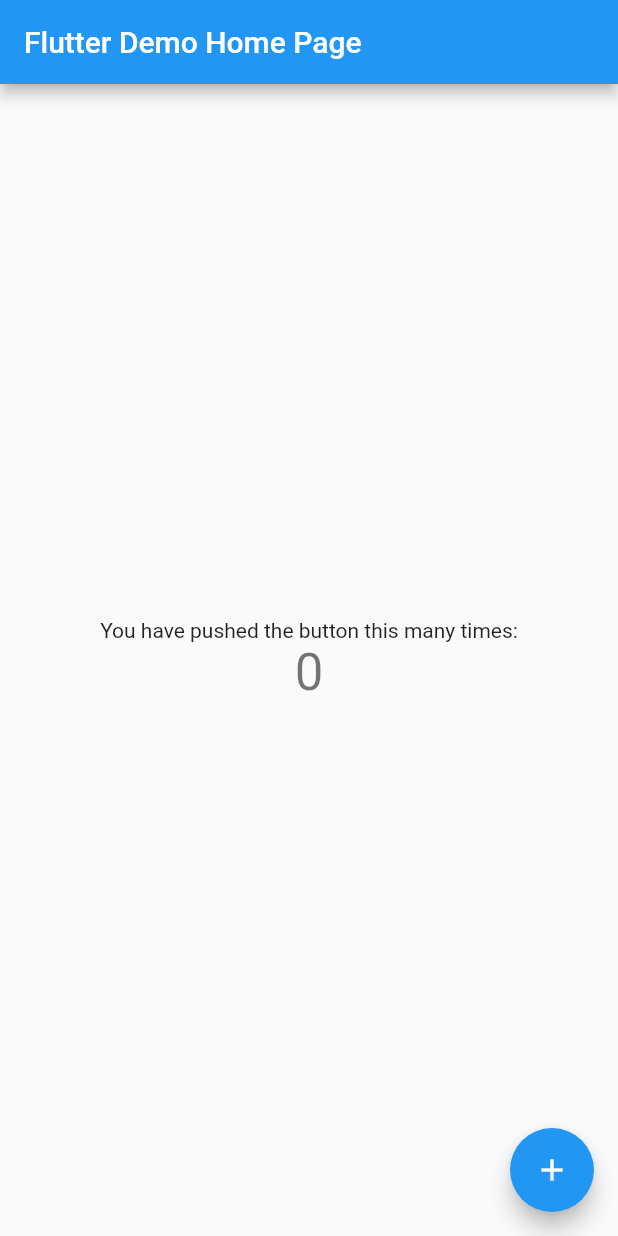
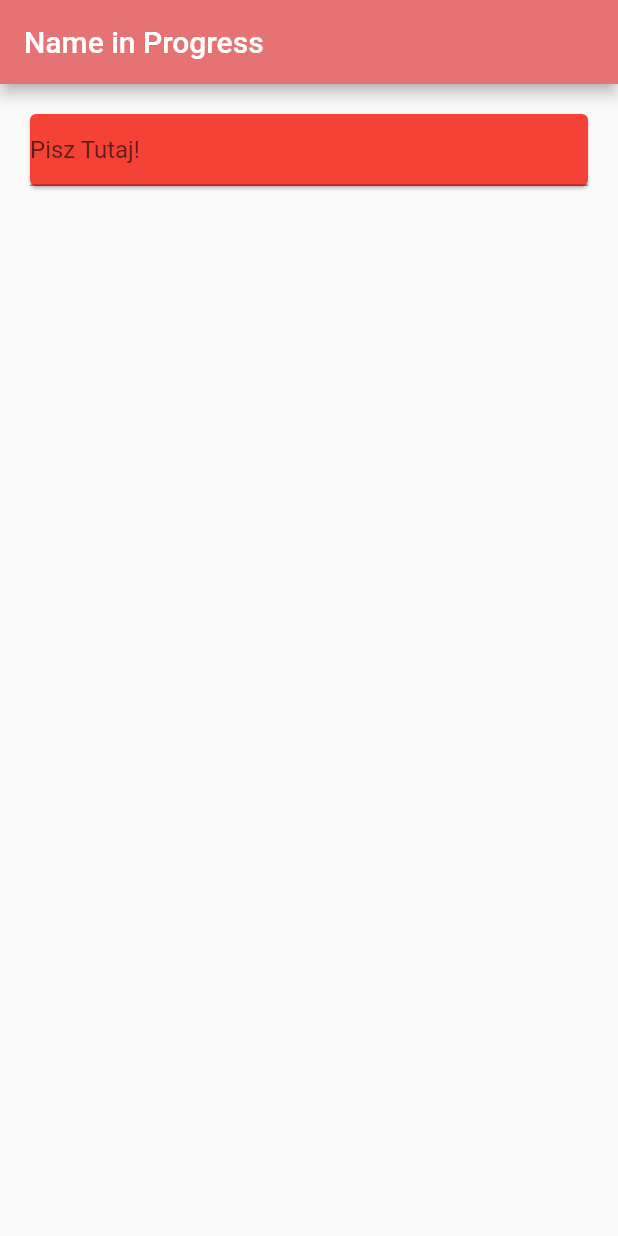
Before and after one commit to konstanty-kordas/to_do_list, a Flutter app: the screen it shows after launch, on a phone screen of 412 x 824 dp. Run offline on Flutter 3.47's test engine with Material 2 defaults, Android fonts, the phone set to English and light mode, and no system bars.

Commit message:
adding names to list

```diff
--- /dev/null
+++ b/lib/ideas_list.dart
@@ -0,0 +1,26 @@
+import 'package:flutter/material.dart';
+
+
+class MyIdeasList extends StatelessWidget {
+  final List<String> myideas;
+  MyIdeasList(this.myideas);
+
+  @override
+  Widget build(BuildContext context) {
+    return Card(
+      child: ListView.builder(
+        shrinkWrap: true,
+        itemCount: myideas.length,
+        itemBuilder: (BuildContext context, int index) {
+          return Container(
+            color: Colors.blue,
+            padding: const EdgeInsets.all(18.0),
+            child: Center(
+              child: Text(myideas[index]),
+            ),
+          );
+        },
+      ),
+    );
+  }
+}
--- /dev/null
+++ b/lib/index_main.dart
@@ -0,0 +1,14 @@
+import 'package:flutter/material.dart';
+
+import './input_ideas.dart';
+
+
+class IndexMain extends StatelessWidget {
+  final List<String> _ideas = [];
+  @override
+  Widget build(BuildContext context) {
+    return Center(
+      child: InputIdea(_ideas),
+    );
+  }
+}
--- /dev/null
+++ b/lib/input_ideas.dart
@@ -0,0 +1,42 @@
+import 'package:flutter/material.dart';
+
+import './ideas_list.dart';
+
+class InputIdea extends StatefulWidget {
+  final List<String> ideas;
+  InputIdea(this.ideas);
+  _InputIdeaState createState() => _InputIdeaState();
+}
+
+class _InputIdeaState extends State<InputIdea> {
+  final TextEditingController cleaningcontroller = TextEditingController();
+  List<String> ideaslist;
+  @override
+  void initState() {
+    ideaslist = widget.ideas;
+    super.initState();
+  }
+
+  @override
+  Widget build(BuildContext context) {
+    return Column(
+      children: <Widget>[
+        Card(
+          color: Colors.red,
+          margin: EdgeInsets.all(20.0),
+          child: TextField(
+            decoration: InputDecoration(hintText: "Pisz Tutaj!"),
+            onSubmitted: (String str) {
+              setState(() {
+                ideaslist.add(str);
+              });
+              cleaningcontroller.text = "";
+            },
+            controller: cleaningcontroller,
+          ),
+        ),
+        MyIdeasList(ideaslist)
+      ],
+    );
+  }
+}
--- a/lib/main.dart
+++ b/lib/main.dart
@@ -1,111 +1,23 @@
 import 'package:flutter/material.dart';
+
+import './index_main.dart';
 
 void main() => runApp(MyApp());
 
 class MyApp extends StatelessWidget {
-  // This widget is the root of your application.
   @override
   Widget build(BuildContext context) {
     return MaterialApp(
       title: 'Flutter Demo',
+      home: Scaffold(
+        appBar: AppBar(
+          title: Text('Name in Progress'),
+        ),
+        body: IndexMain(),
+      ),
       theme: ThemeData(
-        // This is the theme of your application.
-        //
-        // Try running your application with "flutter run". You'll see the
-        // application has a blue toolbar. Then, without quitting the app, try
-        // changing the primarySwatch below to Colors.green and then invoke
-        // "hot reload" (press "r" in the console where you ran "flutter run",
-        // or simply save your changes to "hot reload" in a Flutter IDE).
-        // Notice that the counter didn't reset back to zero; the application
-        // is not restarted.
-        primarySwatch: Colors.blue,
+        primaryColor: Colors.red[300],
       ),
-      home: MyHomePage(title: 'Flutter Demo Home Page'),
     );
   }
 }
-
-class MyHomePage extends StatefulWidget {
-  MyHomePage({Key key, this.title}) : super(key: key);
-
-  // This widget is the home page of your application. It is stateful, meaning
-  // that it has a State object (defined below) that contains fields that affect
-  // how it looks.
-
-  // This class is the configuration for the state. It holds the values (in this
-  // case the title) provided by the parent (in this case the App widget) and
-  // used by the build method of the State. Fields in a Widget subclass are
-  // always marked "final".
-
-  final String title;
-
-  @override
-  _MyHomePageState createState() => _MyHomePageState();
-}
-
-class _MyHomePageState extends State<MyHomePage> {
-  int _counter = 0;
-
-  void _incrementCounter() {
-    setState(() {
-      // This call to setState tells the Flutter framework that something has
-      // changed in this State, which causes it to rerun the build method below
-      // so that the display can reflect the updated values. If we changed
-      // _counter without calling setState(), then the build method would not be
-      // called again, and so nothing would appear to happen.
-      _counter++;
-    });
-  }
-
-  @override
-  Widget build(BuildContext context) {
-    // This method is rerun every time setState is called, for instance as done
-    // by the _incrementCounter method above.
-    //
-    // The Flutter framework has been optimized to make rerunning build methods
-    // fast, so that you can just rebuild anything that needs updating rather
-    // than having to individually change instances of widgets.
-    return Scaffold(
-      appBar: AppBar(
-        // Here we take the value from the MyHomePage object that was created by
-        // the App.build method, and use it to set our appbar title.
-        title: Text(widget.title),
-      ),
-      body: Center(
-        // Center is a layout widget. It takes a single child and positions it
-        // in the middle of the parent.
-        child: Column(
-          // Column is also layout widget. It takes a list of children and
-          // arranges them vertically. By default, it sizes itself to fit its
-          // children horizontally, and tries to be as tall as its parent.
-          //
-          // Invoke "debug painting" (press "p" in the console, choose the
-          // "Toggle Debug Paint" action from the Flutter Inspector in Android
-          // Studio, or the "Toggle Debug Paint" command in Visual Studio Code)
-          // to see the wireframe for each widget.
-          //
-          // Column has various properties to control how it sizes itself and
-          // how it positions its children. Here we use mainAxisAlignment to
-          // center the children vertically; the main axis here is the vertical
-          // axis because Columns are vertical (the cross axis would be
-          // horizontal).
-          mainAxisAlignment: MainAxisAlignment.center,
-          children: <Widget>[
-            Text(
-              'You have pushed the button this many times:',
-            ),
-            Text(
-              '$_counter',
-              style: Theme.of(context).textTheme.display1,
-            ),
-          ],
-        ),
-      ),
-      floatingActionButton: FloatingActionButton(
-        onPressed: _incrementCounter,
-        tooltip: 'Increment',
-        child: Icon(Icons.add),
-      ), // This trailing comma makes auto-formatting nicer for build methods.
-    );
-  }
-}
```
